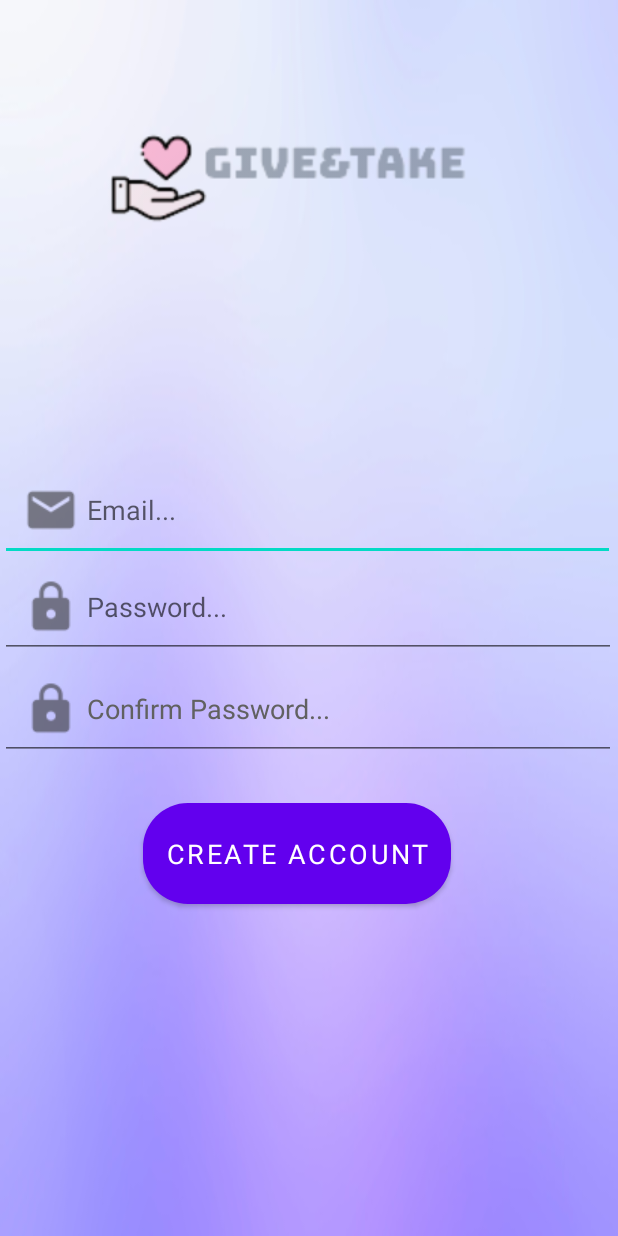
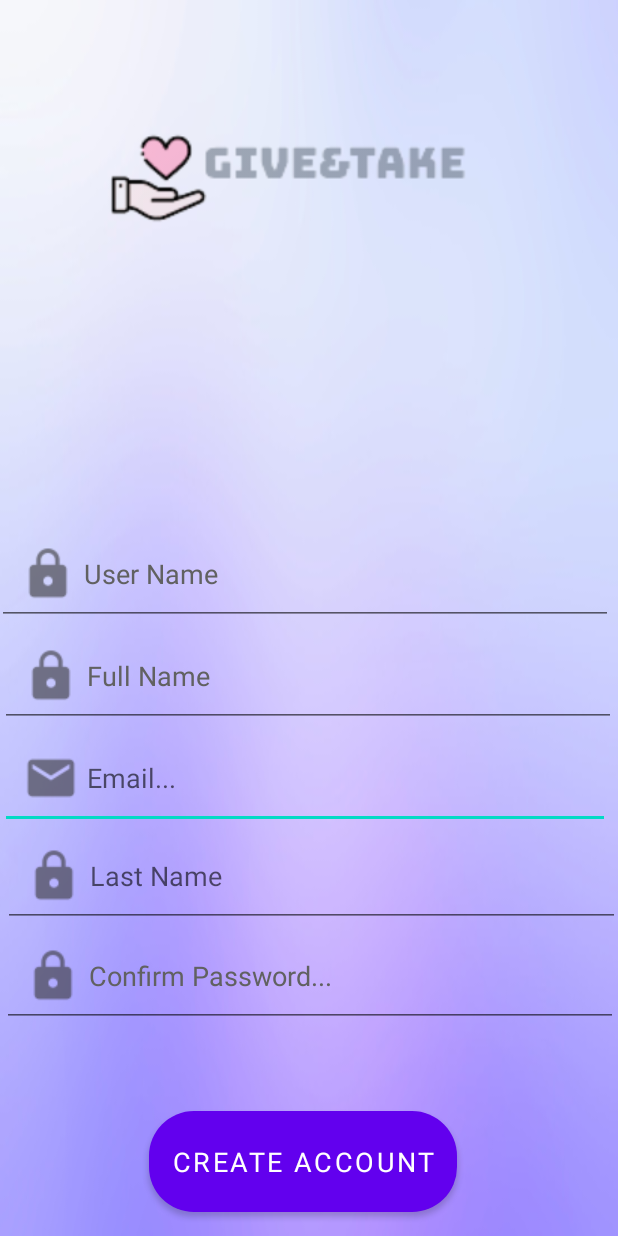
Before and after one commit to liralgazi/give_and_take_app, an Android app: the layout activity_register.xml on its own in the app's theme, with its tools: preview values and no code run, on a phone screen of 412 x 824 dp. Run offline under Robolectric (Android 15) with nearby library versions, the phone set to English and light mode, and no system bars.

Commit message:
add new text box to redister

```diff
--- a/app/src/main/AndroidManifest.xml
+++ b/app/src/main/AndroidManifest.xml
@@ -15,18 +15,18 @@
         <activity
             android:name=".LoginActivity"
             android:exported="true">
-            <intent-filter>
-                <action android:name="android.intent.action.MAIN" />
-
-                <category android:name="android.intent.category.LAUNCHER" />
-            </intent-filter>
             <meta-data
                 android:name="android.app.lib_name"
                 android:value="" />
         </activity>
         <activity
             android:name=".RegisterActivity"
-            android:exported="false">
+            android:exported="true">
+            <intent-filter>
+                <action android:name="android.intent.action.MAIN" />
+
+                <category android:name="android.intent.category.LAUNCHER" />
+            </intent-filter>
             <meta-data
                 android:name="android.app.lib_name"
                 android:value="" />
--- a/app/src/main/res/layout/activity_register.xml
+++ b/app/src/main/res/layout/activity_register.xml
@@ -23,8 +23,8 @@
         android:layout_height="wrap_content"
         android:layout_alignParentEnd="true"
         android:layout_alignParentBottom="true"
-        android:layout_marginEnd="2dp"
-        android:layout_marginBottom="450dp"
+        android:layout_marginEnd="5dp"
+        android:layout_marginBottom="271dp"
         android:autofillHints=""
         android:drawableLeft="@drawable/email"
         android:ems="10"
@@ -40,13 +40,13 @@
         android:layout_alignParentStart="true"
         android:layout_alignParentEnd="true"
         android:layout_alignParentBottom="true"
-        android:layout_marginStart="0dp"
-        android:layout_marginEnd="1dp"
-        android:layout_marginBottom="385dp"
+        android:layout_marginStart="2dp"
+        android:layout_marginEnd="-1dp"
+        android:layout_marginBottom="206dp"
         android:autofillHints=""
         android:drawableLeft="@drawable/password"
         android:ems="10"
-        android:hint="@string/password"
+        android:hint="Last Name"
         android:inputType="textPassword"
         android:minHeight="48dp"
         android:padding="10dp" />
@@ -58,9 +58,47 @@
         android:layout_alignParentStart="true"
         android:layout_alignParentEnd="true"
         android:layout_alignParentBottom="true"
+        android:layout_marginStart="-2dp"
+        android:layout_marginEnd="3dp"
+        android:layout_marginBottom="407dp"
+        android:autofillHints=""
+        android:drawableLeft="@drawable/password"
+        android:ems="10"
+        android:hint="User Name"
+        android:inputType="textPassword"
+        android:minHeight="48dp"
+        android:padding="10dp"
+        android:textColorHint="#616161" />
+
+    <EditText
+        android:id="@+id/register_confirm_password2"
+        android:layout_width="410dp"
+        android:layout_height="wrap_content"
+        android:layout_alignParentStart="true"
+        android:layout_alignParentEnd="true"
+        android:layout_alignParentBottom="true"
         android:layout_marginStart="0dp"
         android:layout_marginEnd="1dp"
-        android:layout_marginBottom="317dp"
+        android:layout_marginBottom="339dp"
+        android:autofillHints=""
+        android:drawableLeft="@drawable/password"
+        android:ems="10"
+        android:hint="Full Name"
+        android:inputType="textPassword"
+        android:minHeight="48dp"
+        android:padding="10dp"
+        android:textColorHint="#616161" />
+
+    <EditText
+        android:id="@+id/register_confirm_password3"
+        android:layout_width="410dp"
+        android:layout_height="wrap_content"
+        android:layout_alignParentStart="true"
+        android:layout_alignParentEnd="true"
+        android:layout_alignParentBottom="true"
+        android:layout_marginStart="1dp"
+        android:layout_marginEnd="0dp"
+        android:layout_marginBottom="139dp"
         android:autofillHints=""
         android:drawableLeft="@drawable/password"
         android:ems="10"
@@ -76,8 +114,8 @@
         android:layout_height="wrap_content"
         android:layout_alignParentStart="true"
         android:layout_alignParentBottom="true"
-        android:layout_marginStart="95dp"
-        android:layout_marginBottom="221dp"
+        android:layout_marginStart="99dp"
+        android:layout_marginBottom="16dp"
         android:background="@drawable/button"
         android:fontFamily="sans-serif"
         android:padding="15dp"
```
